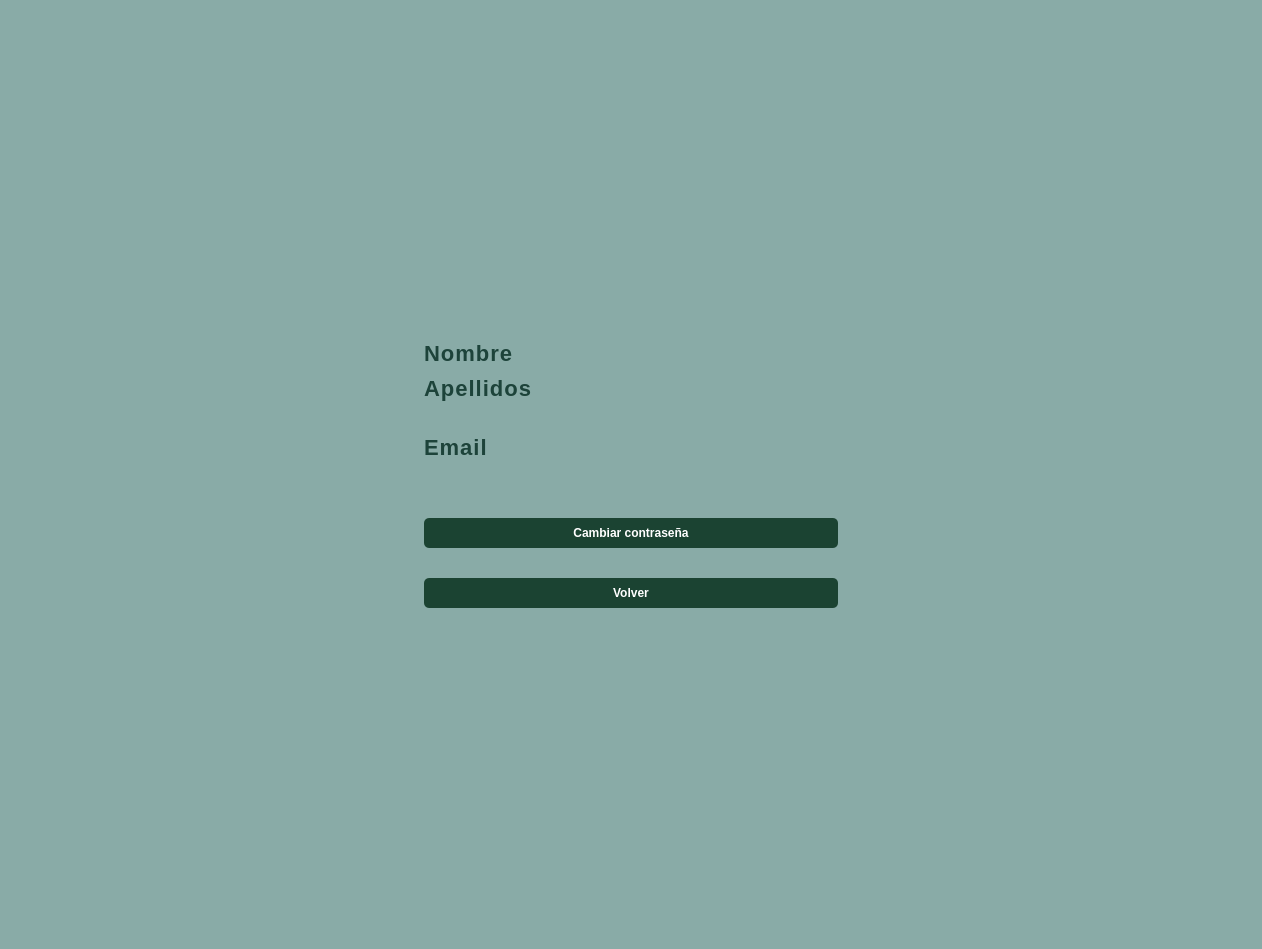
The window that src/vista/Ui/VistaPerfil.ui (ivantm1/proyecto-software) describes before a commit, drawn with Qt 5.
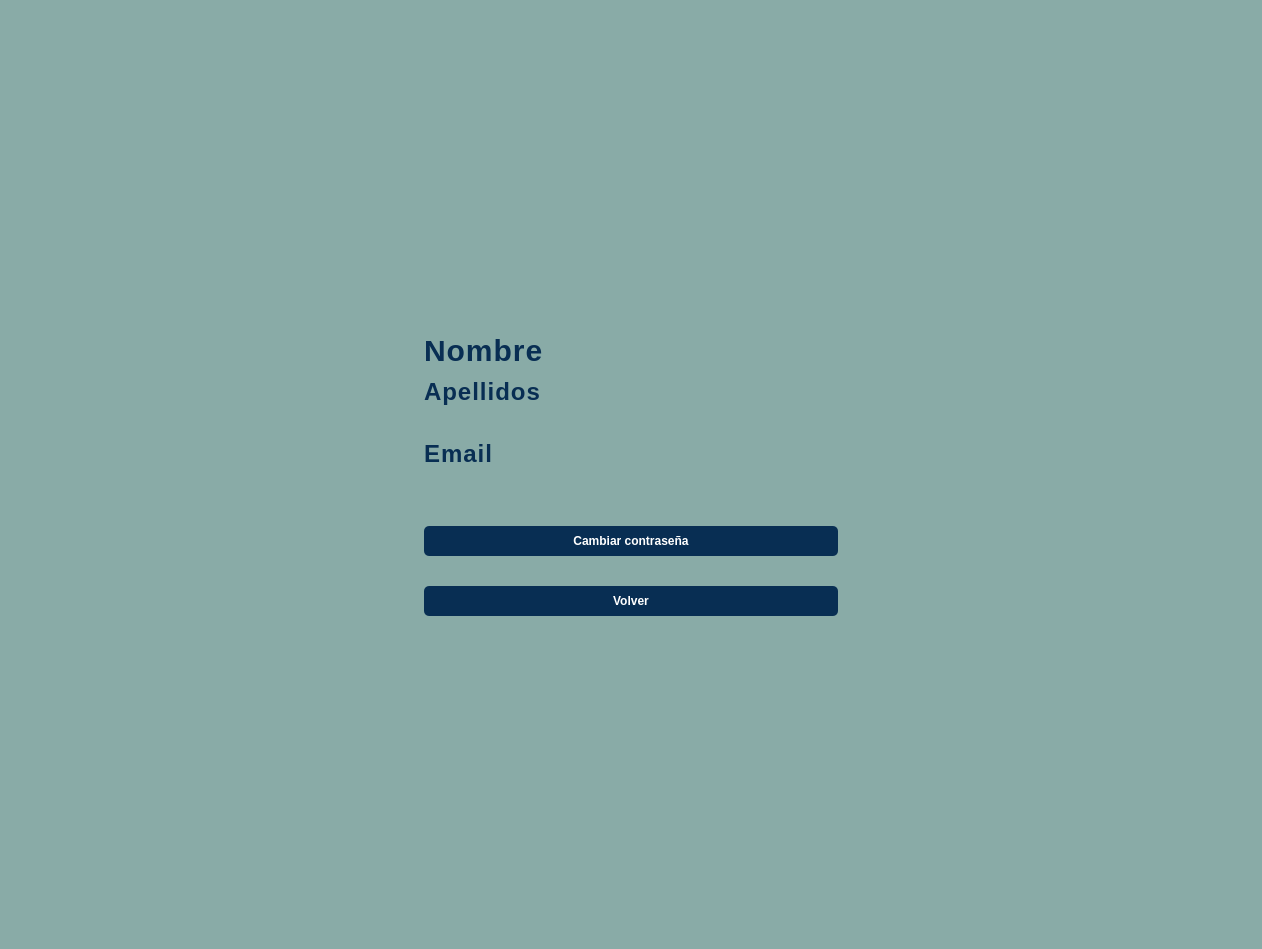
The same window after the commit.

Commit message: "Cambios en vista perfil y ajuste en vista mis reservas"

```diff
--- a/src/vista/Ui/VistaPerfil.ui
+++ b/src/vista/Ui/VistaPerfil.ui
@@ -70,13 +70,10 @@
      <item>
       <widget class="QLabel" name="linea_nombre">
        <property name="styleSheet">
-        <string notr="true">Qlabel{
-    font-weight: bold;
-    text-transform: uppercase;
-    font-size: 18px;
-    letter-spacing: 1px;
-    color: #1D433A;
-}</string>
+        <string notr="true">font-family: 'Segoe UI', sans-serif;
+font-size: 30px;
+font-weight: bold;
+color: #082e53; </string>
        </property>
        <property name="text">
         <string>Nombre</string>
@@ -85,6 +82,12 @@
      </item>
      <item>
       <widget class="QLabel" name="linea_apellidos">
+       <property name="styleSheet">
+        <string notr="true">font-family: 'Segoe UI', sans-serif;
+font-size: 24px;
+font-weight: bold;
+color: #082e53; </string>
+       </property>
        <property name="text">
         <string>Apellidos</string>
        </property>
@@ -99,6 +102,12 @@
      </item>
      <item>
       <widget class="QLabel" name="linea_email">
+       <property name="styleSheet">
+        <string notr="true">font-family: 'Segoe UI', sans-serif;
+font-size: 24px;
+font-weight: bold;
+color: #082e53; </string>
+       </property>
        <property name="text">
         <string>Email</string>
        </property>
@@ -125,9 +134,9 @@
       <widget class="QPushButton" name="boton_cambiar">
        <property name="styleSheet">
         <string notr="true">QPushButton {
-    background-color: #1B4332; 
-    color: white; 
-    border-radius: 5px;  
+    background-color: #082e53; 
+    color: white;  
+    border-radius: 5px; 
     padding: 8px;  
     font-weight: bold;
 }
@@ -165,9 +174,9 @@
       <widget class="QPushButton" name="boton_volver">
        <property name="styleSheet">
         <string notr="true">QPushButton {
-    background-color: #1B4332; 
-    color: white; 
-    border-radius: 5px;  
+    background-color: #082e53; 
+    color: white;  
+    border-radius: 5px; 
     padding: 8px;  
     font-weight: bold;
 }
```
Left out of the diff: 8 changed lines with no effect on the pictures. The commit also changes 1 other file.
